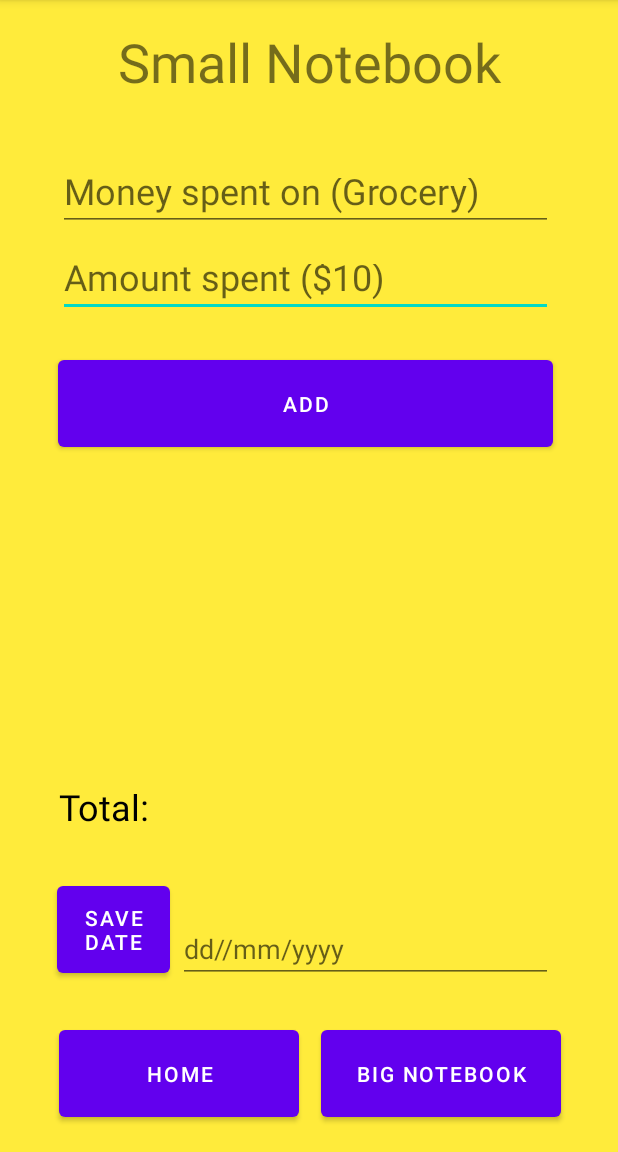
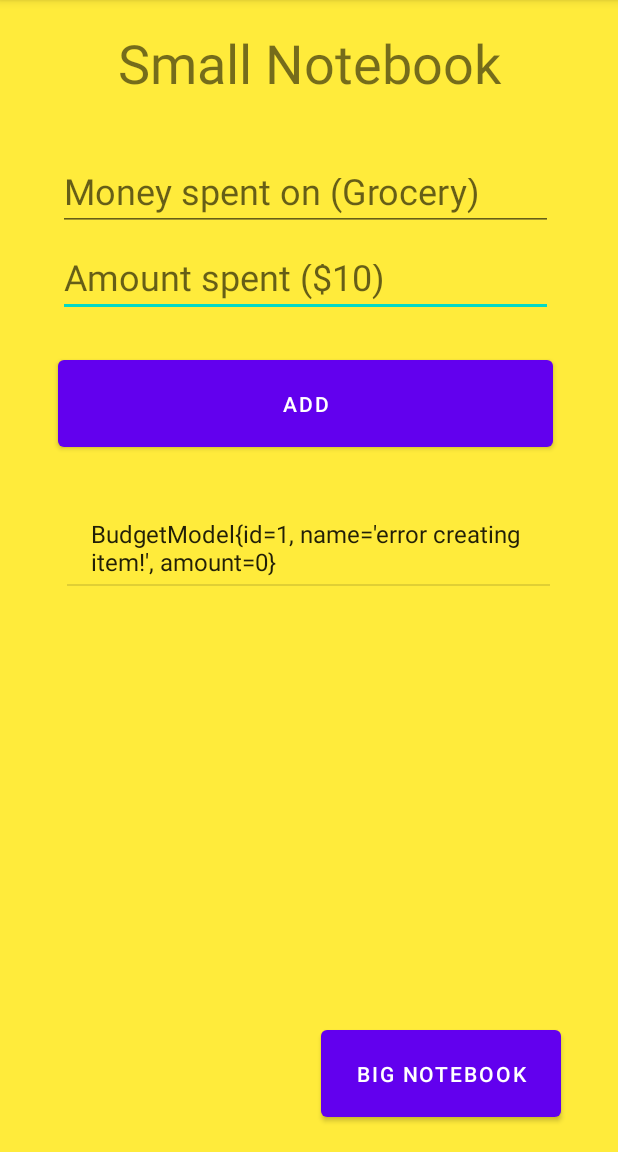
Before and after one commit to imohitsingh/Group-C-Final-Project, an Android app: the SmallNotebookActivity screen opened directly, with no data from a screen before it, after a tap on "ADD", on a phone screen of 412 x 824 dp, the part 84-1236 px from its top. Run offline under Robolectric (Android 15) with nearby library versions, the phone set to English and light mode, and no system bars.

Commit message:
Hi! In this commit, we are finally using SQLiteDatabase properly! I have made some changes to the small notebook: remove date, save btn, back button. date and save were making it complicated for me to understand. If you think it is important feel free to add it back! Back button is not necessary as you get it by android below which works the same! Next up using this data in Big notebook!

```diff
--- /dev/null
+++ b/app/src/main/java/com/example/groupcfinalproject/BudgetModel.java
@@ -0,0 +1,53 @@
+package com.example.groupcfinalproject;
+
+public class BudgetModel {
+    private int id;
+    private String name;
+    private int amount;
+
+    //cons
+
+
+    public BudgetModel(int id, String name, int amount) {
+        this.id = id;
+        this.name = name;
+        this.amount = amount;
+    }
+
+    public BudgetModel(int id) {
+        this.id = id;
+    }
+
+    public int getId() {
+        return id;
+    }
+
+    public void setId(int id) {
+        this.id = id;
+    }
+
+    public String getName() {
+        return name;
+    }
+
+    public void setName(String name) {
+        this.name = name;
+    }
+
+    public int getAmount() {
+        return amount;
+    }
+
+    public void setAmount(int amount) {
+        this.amount = amount;
+    }
+
+    @Override
+    public String toString() {
+        return "BudgetModel{" +
+                "id=" + id +
+                ", name='" + name + '\'' +
+                ", amount=" + amount +
+                '}';
+    }
+}
--- /dev/null
+++ b/app/src/main/java/com/example/groupcfinalproject/DatabaseHelper.java
@@ -0,0 +1,113 @@
+package com.example.groupcfinalproject;
+
+import android.content.ContentValues;
+import android.content.Context;
+import android.database.Cursor;
+import android.database.sqlite.SQLiteDatabase;
+import android.database.sqlite.SQLiteOpenHelper;
+
+import androidx.annotation.Nullable;
+
+import java.util.ArrayList;
+import java.util.List;
+
+//needs to implement father > SQLiteOpenHelper
+public class DatabaseHelper extends SQLiteOpenHelper {
+
+    //? use const = jump to line 29, if we dont create constant then we need to rewrite BUDGET_TABLE again
+    public static final String BUDGET_TABLE = "BUDGET_TABLE";
+    public static final String COLUMN_BUDGET_NAME = "BUDGET_NAME";
+    public static final String COLUMN_BUDGET_AMOUNT = "BUDGET_AMOUNT";
+    public static final String COLUMN_ID = "ID";
+
+    //implementing constructor here as need to satify father side else it gives error on the line 13
+    public DatabaseHelper(@Nullable Context context) {
+        super(context, "budget.db", null, 1);
+
+    }
+
+
+
+
+    //oncreate has code to add item to db
+    @Override
+    public void onCreate(SQLiteDatabase db) {
+//main code
+
+        String createTableStatement= "CREATE TABLE " + BUDGET_TABLE + "(" + COLUMN_ID + " INTEGER PRIMARY KEY AUTOINCREMENT, " + COLUMN_BUDGET_NAME + " TEXT, " + COLUMN_BUDGET_AMOUNT + " INT )";
+        db.execSQL(createTableStatement);
+
+    }
+
+    //to update modify for changes later thought of
+    @Override
+    public void onUpgrade(SQLiteDatabase db, int oldVersion, int newVersion) {
+
+
+
+
+    }
+    //lets add items finally
+    public boolean addOne(BudgetModel budgetModel) {
+        SQLiteDatabase db = this.getWritableDatabase();
+        ContentValues cv = new ContentValues();//this class takes pairs of values
+
+        cv.put(COLUMN_BUDGET_NAME, budgetModel.getName());
+        cv.put(COLUMN_BUDGET_AMOUNT, budgetModel.getAmount());
+
+        long insert = db.insert(BUDGET_TABLE, null, cv);
+        if (insert == -1) {
+            return false;
+        } else {
+
+            return true;
+        }
+    }
+    public boolean deleteOne(BudgetModel budgetModel)
+    {
+        SQLiteDatabase db = this.getWritableDatabase();
+        String queryString = "DELETE FROM "+BUDGET_TABLE+" WHERE "+ COLUMN_ID+" = "+budgetModel.getId();
+        Cursor cursor = db.rawQuery(queryString, null);
+        if (cursor.moveToFirst())
+        {
+            return true;
+        }
+        else
+        {
+            return false;
+        }
+    }
+    //lets list all items
+    public List<BudgetModel> getEveryone()
+    {
+        List<BudgetModel> returnList = new ArrayList<>();
+        //
+        String queryString = " SELECT * FROM " + BUDGET_TABLE;
+
+        SQLiteDatabase db= this.getReadableDatabase();
+
+        //rawQ is used as its return cursor
+        Cursor cursor = db.rawQuery(queryString, null);
+
+        if(cursor.moveToFirst())
+        {
+            //loop throught result then create new customers
+            do{
+                    int budgetID = cursor.getInt(0);
+                    String budgetName = cursor.getString(1);
+                    int budgetAmount = cursor.getInt(2);
+
+                    BudgetModel newBudget= new BudgetModel(budgetID, budgetName, budgetAmount);
+                    returnList.add(newBudget);
+            }while(cursor.moveToNext());
+        }
+        else {
+                // if no items in the list, do nothing
+        }
+        //close up
+        cursor.close();
+        db.close();
+        return returnList;
+
+    }
+}
--- a/app/src/main/java/com/example/groupcfinalproject/SmallNotebookActivity.java
+++ b/app/src/main/java/com/example/groupcfinalproject/SmallNotebookActivity.java
@@ -7,6 +7,7 @@ import android.content.Intent;
 import android.os.Bundle;
 import android.util.Log;
 import android.view.View;
+import android.widget.AdapterView;
 import android.widget.ArrayAdapter;
 import android.widget.Button;
 import android.widget.EditText;
@@ -18,76 +19,91 @@ import java.text.DateFormat;
 import java.text.SimpleDateFormat;
 import java.util.ArrayList;
 import java.util.Date;
+import java.util.List;
 
 public class SmallNotebookActivity extends AppCompatActivity {
 
-    Button save, dateBtn;
-    ArrayList<String> addArray = new ArrayList<String>();
-    EditText inputText, inputNum, date;
-    String saveDate;
-    TextView sumNum;
-    ListView show;
+    // reference to all buttons etc
+    Button btn_add;
+    EditText et_name, et_amount;
+    ListView lv_nameList;
 
-    double sum = 0;
+    ArrayAdapter budgetArrayAdapter;
+    DatabaseHelper databaseHelper;
+    List<BudgetModel> everyone;
+
 
     @Override
     protected void onCreate(Bundle savedInstanceState) {
         super.onCreate(savedInstanceState);
         setContentView(R.layout.activity_small_notebook);
 
-        inputText = (EditText)findViewById(R.id.editTextThing);
-        inputNum = (EditText)findViewById(R.id.editTextMoney);
-        sumNum = (TextView)findViewById(R.id.sumText);
-        date = (EditText)findViewById(R.id.editTextDate);
-        show = (ListView)findViewById(R.id.expenses);
-        save =(Button)findViewById(R.id.saveBtn);
-        dateBtn = (Button)findViewById(R.id.dateBtn);
-        save.setOnClickListener(new View.OnClickListener(){
-            public void onClick(View v){
-                String getInputText = inputText.getText().toString();
-                String getInputNum = inputNum.getText().toString();
-                Double getNum = Double.parseDouble(inputNum.getText().toString());
+    btn_add=findViewById(R.id.btn_add);
+    et_name=findViewById(R.id.et_name);
+    et_amount=findViewById(R.id.et_amount);
+    lv_nameList=findViewById(R.id.lv_nameList);
 
-                if(getInputText == null || getInputText.trim().equals("") || getInputNum == null || getInputNum.trim().equals("")){
-                    Toast.makeText(SmallNotebookActivity.this, R.string.emptyInput, Toast.LENGTH_LONG).show();
-                }
 
-                else{
-                    addArray.add(getInputText + " - $" + getInputNum);
-                    ArrayAdapter<String> adapter = new ArrayAdapter<String>(SmallNotebookActivity.this, android.R.layout.simple_list_item_1, addArray);
-                    show.setAdapter(adapter);
-                    sum += getNum;
-                    sumNum.setText("Total: " + sum);
-                }
+
+
+
+        //necessary for showing in list view. //simple_list_item_1 most basic view
+        showItemsOnListView();
+        /*UPDATE LIST as soon we start ^ */
+
+    btn_add.setOnClickListener(new View.OnClickListener() {
+        @Override
+        public void onClick(View v) {
+
+            BudgetModel budgetModel;
+            try {//using try catch here to catch if a dumb user enters nothing and clicks add button
+
+
+                // -1 is a default value cuz why not?
+                budgetModel = new BudgetModel(-1, et_name.getText().toString(), Integer.parseInt(et_amount.getText().toString()));
+                Toast.makeText(SmallNotebookActivity.this, budgetModel.toString(), Toast.LENGTH_SHORT).show();
             }
-        });
+            catch(Exception e)
+            {
+                Toast.makeText(SmallNotebookActivity.this, "Error creating item!", Toast.LENGTH_SHORT).show();
+                //if it fails add this as default
+                 budgetModel = new BudgetModel(-1, "error creating item!", 0);
+            }
 
-        dateBtn.setOnClickListener(new View.OnClickListener() {
-            @Override
-            public void onClick(View v) {
-                DateFormat formatter = new SimpleDateFormat("dd/MM/yyyy"); // Make sure user insert date into edittext in this format.
+            DatabaseHelper databaseHelper = new DatabaseHelper(SmallNotebookActivity.this);
+            boolean success = databaseHelper.addOne(budgetModel);
 
-                Date dateObject;
+            Toast.makeText(SmallNotebookActivity.this, "Success = "+success, Toast.LENGTH_SHORT).show();
+            /*UPDATE LIST as soon we add*/
+            showItemsOnListView();
+        }
+    });
 
-                try{
-                    String dob_var=(date.getText().toString());
+    lv_nameList.setOnItemClickListener(new AdapterView.OnItemClickListener() {
+        @Override
+        public void onItemClick(AdapterView<?> parent, View view, int position, long id) {
+            BudgetModel clickedItem = (BudgetModel)parent.getItemAtPosition(position);
+            databaseHelper.deleteOne(clickedItem);
+            showItemsOnListView();
+            Toast.makeText(SmallNotebookActivity.this, "Deleted ",Toast.LENGTH_SHORT).show();
 
-                    dateObject = formatter.parse(dob_var);
+        }
+    });
+    }
 
-                    saveDate = new SimpleDateFormat("dd/MM/yyyy").format(dateObject);
-                }
+    private void showItemsOnListView() {
 
-                catch (java.text.ParseException e)
-                {
-                    // TODO Auto-generated catch block
-                    e.printStackTrace();
-                    Log.i("E11111111111", e.toString());
-                }
+        //to show items in list view
+        databaseHelper = new DatabaseHelper(SmallNotebookActivity.this);
+        everyone = databaseHelper.getEveryone();
+        //important to show item in list view, line #90
+        budgetArrayAdapter = new ArrayAdapter<BudgetModel>(SmallNotebookActivity.this, android.R.layout.simple_list_item_1, everyone);
+        lv_nameList.setAdapter(budgetArrayAdapter);
 
-                Toast.makeText(SmallNotebookActivity.this, saveDate, Toast.LENGTH_LONG).show();
-            }
-        });
+
     }
+
+
 
     public void goTo_HomeActivity(View view) {
         Intent home_intent = new Intent(this, MainActivity.class);
--- a/app/src/main/res/layout/activity_small_notebook.xml
+++ b/app/src/main/res/layout/activity_small_notebook.xml
@@ -6,19 +6,6 @@
     android:layout_height="match_parent"
     android:background="#FFEB3B"
     tools:context=".SmallNotebookActivity">
-
-    <Button
-        android:id="@+id/small_to_home"
-        android:layout_width="160dp"
-        android:layout_height="70dp"
-        android:onClick="goTo_HomeActivity"
-        android:text="@string/home"
-        app:layout_constraintBottom_toBottomOf="parent"
-        app:layout_constraintEnd_toEndOf="parent"
-        app:layout_constraintHorizontal_bias="0.155"
-        app:layout_constraintStart_toStartOf="parent"
-        app:layout_constraintTop_toTopOf="parent"
-        app:layout_constraintVertical_bias="0.975" />
 
     <Button
         android:id="@+id/small_to_big"
@@ -35,8 +22,8 @@
 
     <TextView
         android:id="@+id/textView2"
-        android:layout_width="336dp"
-        android:layout_height="65dp"
+        android:layout_width="334dp"
+        android:layout_height="44dp"
         android:text="@string/small_notebook"
         android:textAlignment="center"
         android:textSize="36sp"
@@ -47,7 +34,7 @@
         app:layout_constraintVertical_bias="0.024" />
 
     <EditText
-        android:id="@+id/editTextMoney"
+        android:id="@+id/et_amount"
         android:layout_width="330dp"
         android:layout_height="45dp"
         android:autofillHints=""
@@ -63,7 +50,7 @@
         app:layout_constraintVertical_bias="0.23" />
 
     <EditText
-        android:id="@+id/editTextThing"
+        android:id="@+id/et_name"
         android:layout_width="330dp"
         android:layout_height="45dp"
         android:autofillHints=""
@@ -79,7 +66,7 @@
         app:layout_constraintVertical_bias="0.15" />
 
     <Button
-        android:id="@+id/saveBtn"
+        android:id="@+id/btn_add"
         android:layout_width="330dp"
         android:layout_height="70dp"
         android:text="@string/save"
@@ -90,58 +77,15 @@
         app:layout_constraintTop_toTopOf="parent"
         app:layout_constraintVertical_bias="0.335" />
 
-    <Button
-        android:id="@+id/dateBtn"
-        android:layout_width="75dp"
-        android:layout_height="70dp"
-        android:text="@string/date"
-        android:textAlignment="center"
-        android:textSize="14sp"
+    <ListView
+        android:id="@+id/lv_nameList"
+        android:layout_width="322dp"
+        android:layout_height="304dp"
         app:layout_constraintBottom_toBottomOf="parent"
         app:layout_constraintEnd_toEndOf="parent"
-        app:layout_constraintHorizontal_bias="0.113"
+        app:layout_constraintHorizontal_bias="0.494"
         app:layout_constraintStart_toStartOf="parent"
         app:layout_constraintTop_toTopOf="parent"
-        app:layout_constraintVertical_bias="0.838" />
-
-    <ListView
-        android:id="@+id/expenses"
-        android:layout_width="330dp"
-        android:layout_height="150dp"
-        app:layout_constraintBottom_toBottomOf="parent"
-        app:layout_constraintEnd_toEndOf="parent"
-        app:layout_constraintHorizontal_bias="0.493"
-        app:layout_constraintStart_toStartOf="parent"
-        app:layout_constraintTop_toTopOf="parent"
-        app:layout_constraintVertical_bias="0.564" />
-
-    <TextView
-        android:id="@+id/sumText"
-        android:layout_width="330dp"
-        android:layout_height="45dp"
-        android:text="@string/total"
-        android:textColor="@color/black"
-        android:textSize="24sp"
-        app:layout_constraintBottom_toBottomOf="parent"
-        app:layout_constraintEnd_toEndOf="parent"
-        app:layout_constraintHorizontal_bias="0.481"
-        app:layout_constraintStart_toStartOf="parent"
-        app:layout_constraintTop_toTopOf="parent"
-        app:layout_constraintVertical_bias="0.721" />
-
-    <EditText
-        android:id="@+id/editTextDate"
-        android:layout_width="250dp"
-        android:layout_height="45dp"
-        android:autofillHints=""
-        android:ems="10"
-        android:hint="@string/dd_mm_yyyy"
-        android:inputType="date"
-        app:layout_constraintBottom_toBottomOf="parent"
-        app:layout_constraintEnd_toEndOf="parent"
-        app:layout_constraintHorizontal_bias="0.732"
-        app:layout_constraintStart_toStartOf="parent"
-        app:layout_constraintTop_toTopOf="parent"
-        app:layout_constraintVertical_bias="0.844" />
+        app:layout_constraintVertical_bias="0.735" />
 
 </androidx.constraintlayout.widget.ConstraintLayout>
```
